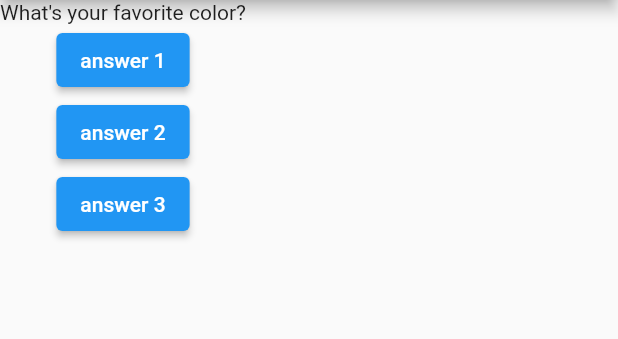
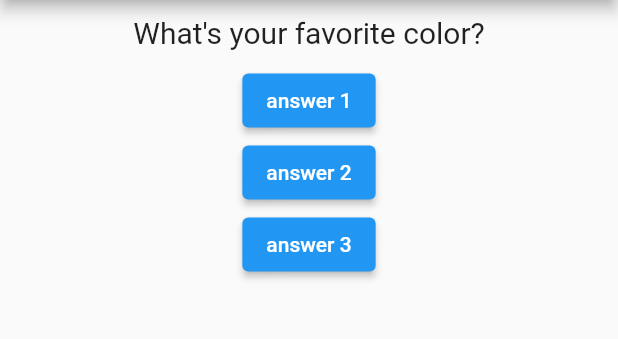
Before and after one commit to Ozurumba007/quiz_app, a Flutter app: the screen it shows after launch, on a phone screen of 412 x 824 dp, the part 84-423 px from its top. Run offline on Flutter 3.47's test engine with Material 2 defaults, Android fonts, the light colour scheme and no system bars.

Commit message:
added a style to the question text

```diff
--- a/lib/question.dart
+++ b/lib/question.dart
@@ -9,6 +9,14 @@ class Question extends StatelessWidget {
 
   @override
   Widget build(BuildContext context) {
-    return Text(questionText);
+    return Container(
+      width: double.infinity,
+      margin: EdgeInsets.all(10),
+      child: Text(
+        questionText,
+        style: TextStyle(fontSize: 20),
+        textAlign: TextAlign.center,
+      ),
+    );
   }
 }
```
